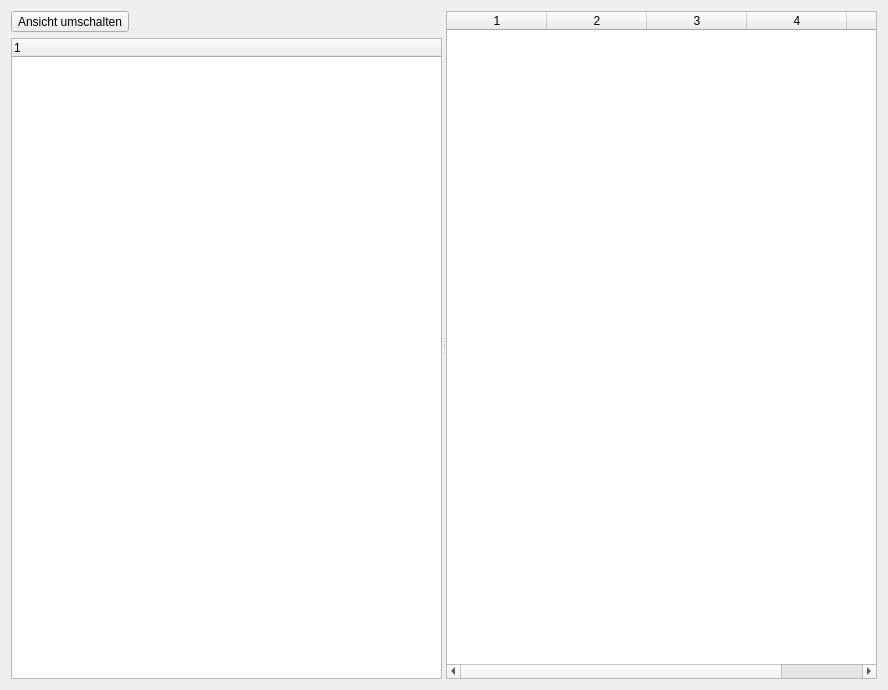
The window that src/ui/design/data_view.ui (CodeName-666/VDataParser) describes before a commit, drawn with Qt 5.
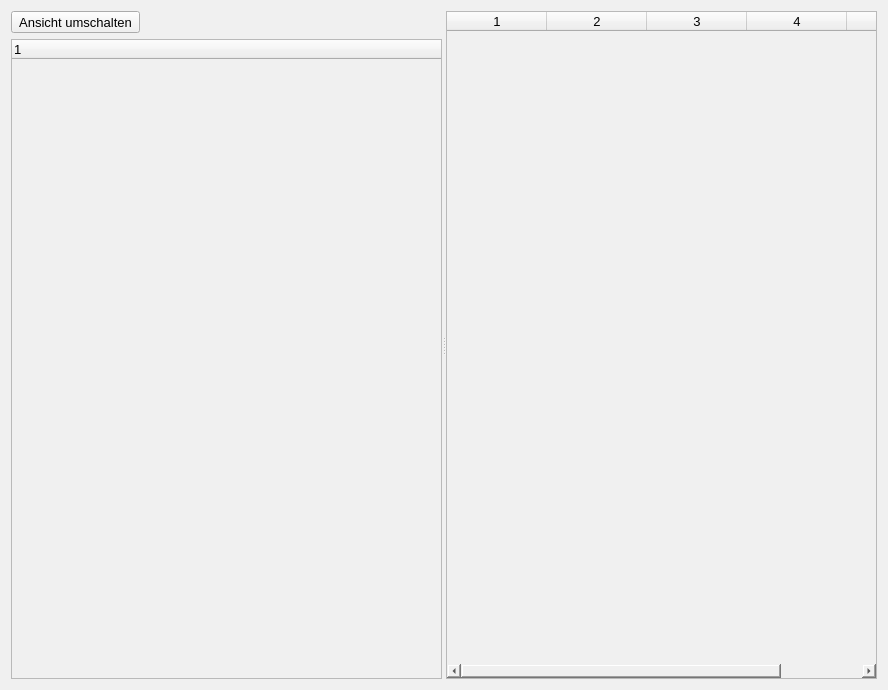
The same window after the commit.

Patch:
```diff
--- a/src/ui/design/data_view.ui
+++ b/src/ui/design/data_view.ui
@@ -13,6 +13,13 @@
   <property name="windowTitle">
    <string>Form</string>
   </property>
+  <property name="styleSheet">
+   <string>QWidget { font-family: "Segoe UI", sans-serif; font-size: 10pt; background-color: #f0f0f0; }
+QPushButton { border: none; padding: 6px 12px; border-radius: 4px; background-color: #0078d7; color: white; }
+QPushButton:hover { background-color: #005a9e; }
+QGroupBox { border: 1px solid #cccccc; border-radius: 4px; margin-top: 6px; }
+QGroupBox::title { subcontrol-origin: margin; subcontrol-position: top left; padding: 0 6px; }</string>
+  </property>
   <layout class="QHBoxLayout" name="horizontalLayout">
    <item>
     <widget class="QSplitter" name="splitter">
```
